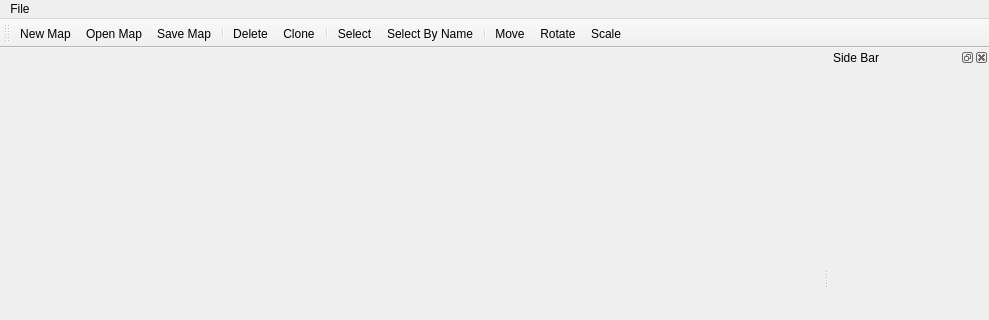
First picture: the form in axengine/src/axeditorapp/gfxeditor.ui, repository huangdonghai/axonengine, before the edit; both pictures show x 0 to 989 and y 0 to 320 of the 989 by 530 pixel window.
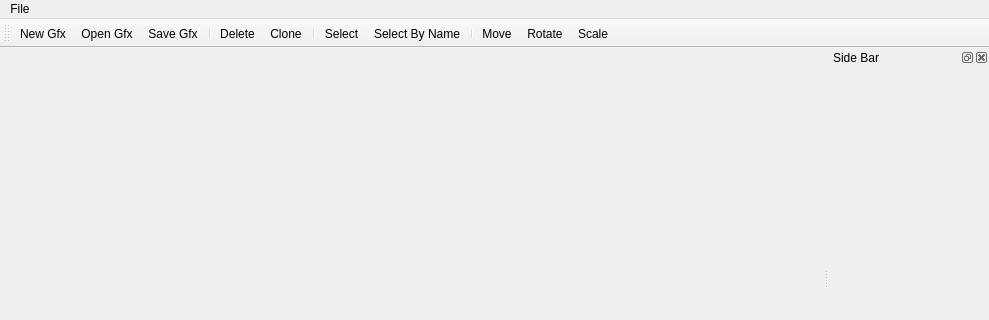
Second picture: the form after the edit. Icons and pictures are not drawn.

```diff
--- a/axengine/src/axeditorapp/gfxeditor.ui
+++ b/axengine/src/axeditorapp/gfxeditor.ui
@@ -36,19 +36,19 @@
    <attribute name="toolBarBreak" >
     <bool>false</bool>
    </attribute>
-   <addaction name="actionNew" />
-   <addaction name="actionOpen" />
-   <addaction name="actionSave" />
-   <addaction name="separator" />
-   <addaction name="actionDelete" />
-   <addaction name="actionClone" />
-   <addaction name="separator" />
-   <addaction name="actionObjectSelect" />
-   <addaction name="actionSelectByName" />
-   <addaction name="separator" />
-   <addaction name="actionObjectMove" />
-   <addaction name="actionObjectRotate" />
-   <addaction name="actionObjectScale" />
+   <addaction name="actionNew"/>
+   <addaction name="actionOpen"/>
+   <addaction name="actionSave"/>
+   <addaction name="separator"/>
+   <addaction name="actionDelete"/>
+   <addaction name="actionClone"/>
+   <addaction name="separator"/>
+   <addaction name="actionObjectSelect"/>
+   <addaction name="actionSelectByName"/>
+   <addaction name="separator"/>
+   <addaction name="actionObjectMove"/>
+   <addaction name="actionObjectRotate"/>
+   <addaction name="actionObjectScale"/>
   </widget>
   <widget class="QStatusBar" name="statusBar" />
   <widget class="QDockWidget" name="sideBar" >
@@ -74,8 +74,8 @@
     <iconset resource="resources/editor.qrc" >
      <normaloff>:/images/new.png</normaloff>:/images/new.png</iconset>
    </property>
-   <property name="text" >
-    <string>New Map</string>
+   <property name="text">
+    <string>New Gfx</string>
    </property>
    <property name="toolTip" >
     <string>Create a new map</string>
@@ -89,8 +89,8 @@
     <iconset resource="resources/editor.qrc" >
      <normaloff>:/images/open.png</normaloff>:/images/open.png</iconset>
    </property>
-   <property name="text" >
-    <string>Open Map...</string>
+   <property name="text">
+    <string>Open Gfx...</string>
    </property>
    <property name="toolTip" >
     <string>Open an existing file</string>
@@ -104,8 +104,8 @@
     <iconset resource="resources/editor.qrc" >
      <normaloff>:/images/save.png</normaloff>:/images/save.png</iconset>
    </property>
-   <property name="text" >
-    <string>Save Map</string>
+   <property name="text">
+    <string>Save Gfx</string>
    </property>
    <property name="toolTip" >
     <string>Save file to disk</string>
@@ -407,7 +407,7 @@
    </property>
   </action>
  </widget>
- <layoutdefault spacing="6" margin="11" />
+ <layoutdefault spacing="6" margin="11"/>
  <resources>
   <include location="resources/editor.qrc" />
  </resources>
```
Left out of the diff: 307 changed lines with no effect on the pictures.
